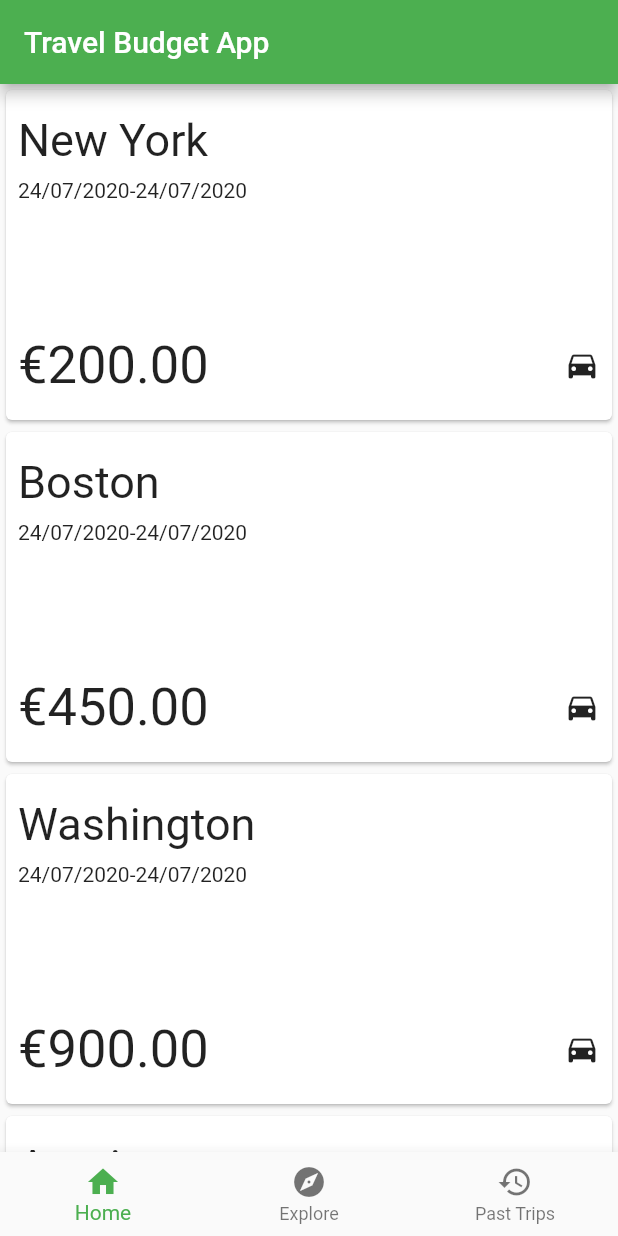
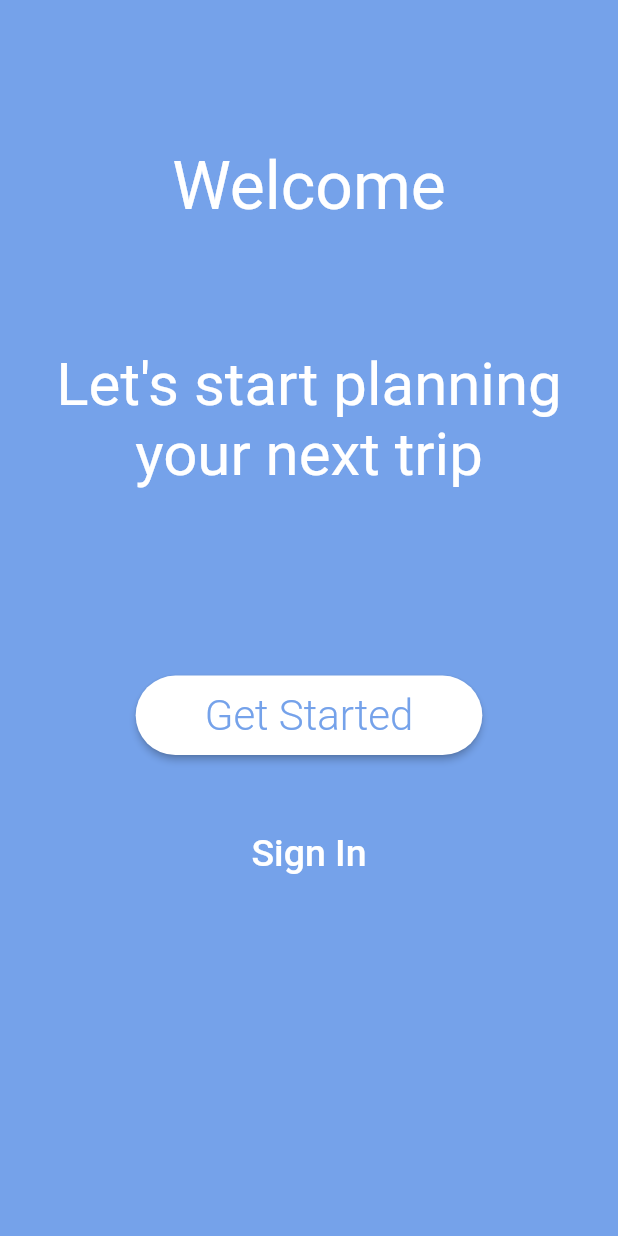
Before and after one commit to hassan78230/travel_companion, a Flutter app: the screen it shows after launch, on a phone screen of 412 x 824 dp. Run offline on Flutter 3.47's test engine with Material 2 defaults, Android fonts, the phone set to English and light mode, and no system bars; drawn by our look-alikes of auto_size_text; our stand-ins replace cloud_firestore; missing offline and left inert: date_range_picker; accounts and stored records are empty.

Commit message:
create Multipage form, init firebase saving, date range picker, create intro page create a custom dialogBox widget

```diff
--- a/lib/main.dart
+++ b/lib/main.dart
@@ -1,4 +1,5 @@
 import 'package:flutter/material.dart';
+import 'file:///C:/Users/HASSAN/AndroidStudioProjects/travel_companion/lib/views/first_view.dart';
 
 import 'home_widget.dart';
 
@@ -15,7 +16,11 @@ class MyApp extends StatelessWidget {
       theme: ThemeData(
         primarySwatch: Colors.green,
       ),
-      home: Home(),
+      home: FirstView(),
+      routes: <String,WidgetBuilder>{
+        '/signUp': (BuildContext context) => Home(),
+        '/home': (BuildContext context) => Home(),
+      },
     );
   }
 }
--- a/lib/model/Trip.dart
+++ b/lib/model/Trip.dart
@@ -1,9 +1,17 @@
-class Trip{
-  final String title;
-  final DateTime startDate;
-  final DateTime endDate;
-  final double budget;
-  final String travelType;
+class Trip {
+  String title;
+  DateTime startDate;
+  DateTime endDate;
+  double budget;
+  String travelType;
 
   Trip(this.title, this.startDate, this.endDate, this.budget, this.travelType);
+
+  Map<String,dynamic> toJson() =>  {
+    'title': title,
+    'startDate' : startDate,
+    'endDate' : endDate,
+    'budget' : budget,
+    'travelType' : travelType
+  };
 }
--- /dev/null
+++ b/lib/views/first_view.dart
@@ -0,0 +1,88 @@
+import 'package:auto_size_text/auto_size_text.dart';
+import 'package:flutter/material.dart';
+import 'package:travel_companion/widgets/custom_dialog.dart';
+
+class FirstView extends StatelessWidget {
+  final primaryColor = const Color(0xFF75A2EA);
+
+  @override
+  Widget build(BuildContext context) {
+    final _width = MediaQuery.of(context).size.width;
+    final _height = MediaQuery.of(context).size.height;
+    return Scaffold(
+      body: Container(
+        width: _width,
+        height: _height,
+        color: primaryColor,
+        child: SafeArea(
+          child: Padding(
+            padding: const EdgeInsets.all(16.0),
+            child: Column(
+              children: <Widget>[
+                SizedBox(
+                  height: _height * 0.1,
+                ),
+                Text(
+                  'Welcome',
+                  style: TextStyle(fontSize: 44, color: Colors.white),
+                ),
+                SizedBox(height: _height * 0.1),
+                AutoSizeText(
+                  "Let's start planning your next trip",
+                  maxLines: 2,
+                  textAlign: TextAlign.center,
+                  style: TextStyle(
+                    fontSize: 40,
+                    color: Colors.white,
+                  ),
+                ),
+                SizedBox(height: _height * 0.15),
+                RaisedButton(
+                  color: Colors.white,
+                  shape: RoundedRectangleBorder(
+                      borderRadius: BorderRadius.circular(30)),
+                  child: Padding(
+                    padding: const EdgeInsets.only(
+                        top: 10.0, bottom: 10, left: 30, right: 30),
+                    child: Text(
+                      'Get Started',
+                      style: TextStyle(
+                        color: primaryColor,
+                        fontSize: 28,
+                        fontWeight: FontWeight.w300,
+                      ),
+                    ),
+                  ),
+                  onPressed: () {
+                    showDialog(
+                      context: context,
+                      builder: (BuildContext context) => CustomDialog(
+                        title: "Would you like to create a free account?",
+                        description: "With an account, your date will be securely saved, allowing it to access from multiple devices",
+                        primaryButtonText: "Create my account",
+                        primaryButtonRoute: "/signUp",
+                        secondaryButtonText: "Maybe Later",
+                        secondaryButtonRoute: "/home",
+                      ),
+                    );
+                  },
+                ),
+                SizedBox(height: _height * 0.05),
+                FlatButton(
+                  onPressed: () {},
+                  child: Text(
+                    'Sign In',
+                    style: TextStyle(
+                      color: Colors.white,
+                      fontSize: 25,
+                    ),
+                  ),
+                )
+              ],
+            ),
+          ),
+        ),
+      ),
+    );
+  }
+}
--- a/lib/home_view.dart
+++ b/lib/views/home_view.dart
@@ -1,7 +1,7 @@
 import 'package:flutter/material.dart';
 import 'package:intl/intl.dart';
 
-import 'model/Trip.dart';
+import '../model/Trip.dart';
 
 class HomeView extends StatelessWidget {
   final List<Trip> tripList = [
--- /dev/null
+++ b/lib/views/new_trips/budget_view.dart
@@ -0,0 +1,40 @@
+import 'package:flutter/material.dart';
+import 'package:travel_companion/model/Trip.dart';
+import 'package:cloud_firestore/cloud_firestore.dart';
+
+class NewTripBudgetView extends StatelessWidget {
+  final db = Firestore.instance;
+  final Trip trip;
+
+  NewTripBudgetView({Key key, @required this.trip}) : super(key: key);
+
+  @override
+  Widget build(BuildContext context) {
+
+    return Scaffold(
+      appBar: AppBar(
+        title: Text('Create trip Budget'),
+      ),
+      body: Center(
+        child: Column(
+          mainAxisAlignment: MainAxisAlignment.center,
+          children: <Widget>[
+            Text('Finish'),
+            Text('Location ${trip.title}'),
+            Text('Start Date ${trip.startDate}'),
+            Text('End Date ${trip.endDate}'),
+            RaisedButton(
+                child: Text('Finish'),
+                onPressed: () async{
+                  //TODO save data to firebase
+                  await db.collection('trips').add(
+                   trip.toJson()
+                  );
+                  Navigator.of(context).popUntil((route) => route.isFirst);
+                })
+          ],
+        ),
+      ),
+    );
+  }
+}
--- a/pubspec.yaml
+++ b/pubspec.yaml
@@ -25,6 +25,8 @@ dependencies:
     sdk: flutter
   cloud_firestore: ^0.13.7
   intl: 0.16.1
+  date_range_picker: ^1.0.5
+  auto_size_text: ^2.1.0
 
 
   # The following adds the Cupertino Icons font to your application.
```
Also changed, not shown: lib/home_widget.dart (+18 -4 lines), lib/views/new_trips/date_view.dart (added, +81 -0 lines), lib/views/new_trips/location_view.dart (added, +46 -0 lines), lib/widgets/custom_dialog.dart (added, +128 -0 lines), pubspec.lock.
